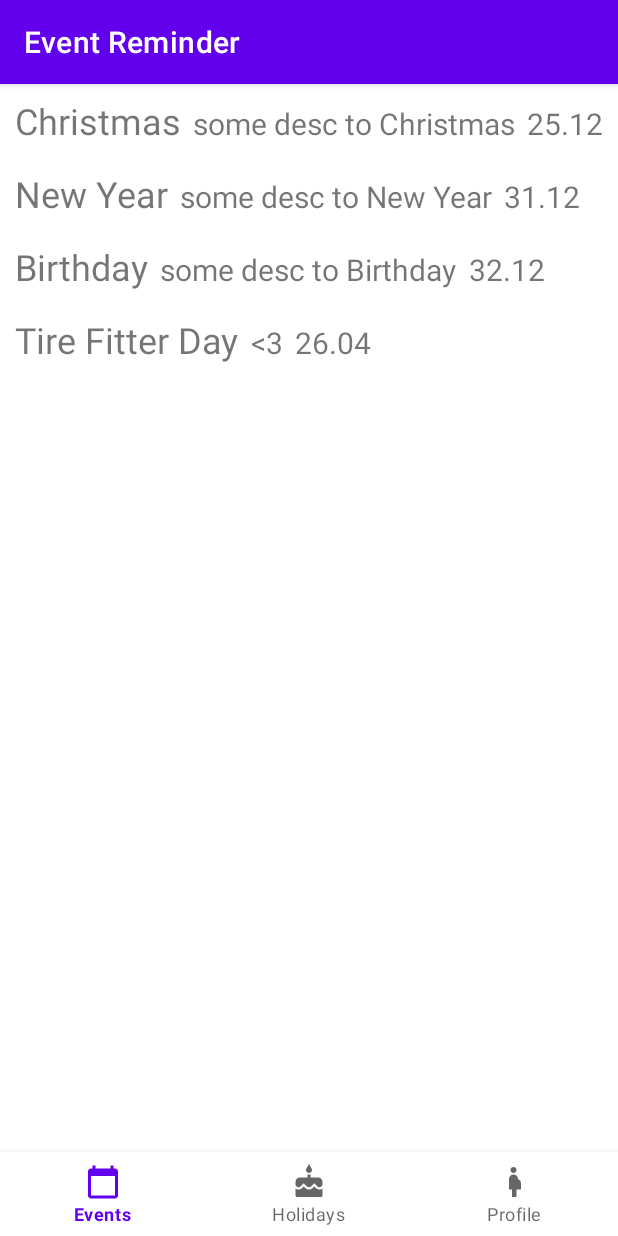
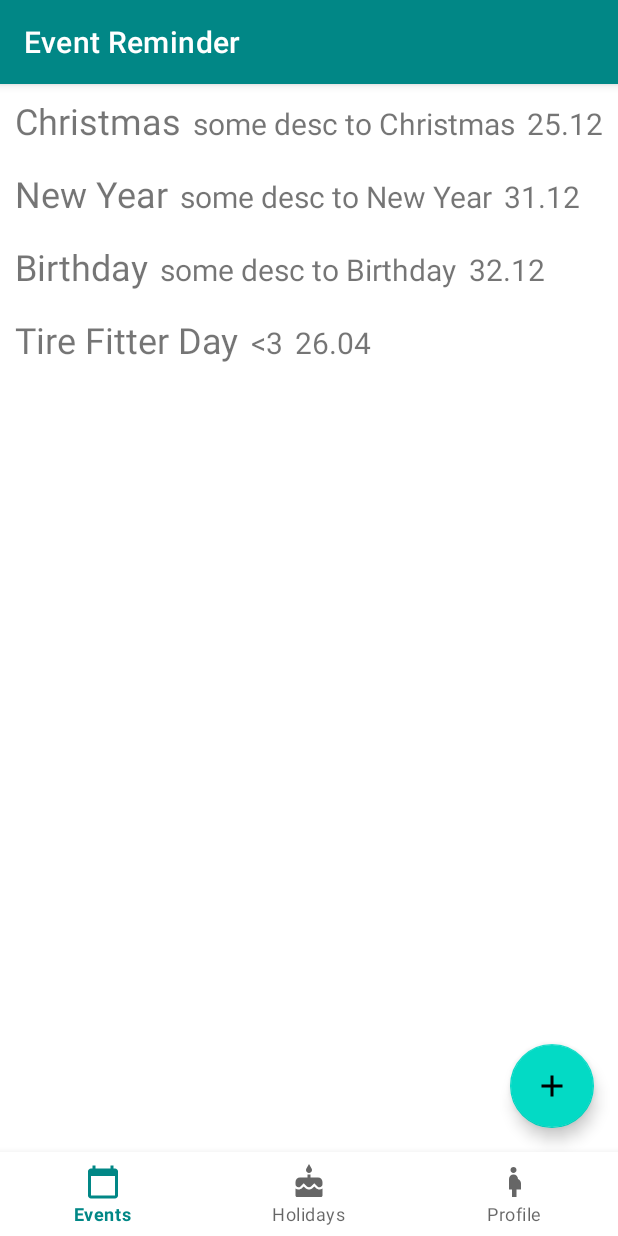
Before and after one commit to GoncharovYan/Android-Lab5, an Android app: the fragment EventsFragment placed in its activity, on a phone screen of 412 x 824 dp. Run offline under Robolectric (Android 15) with nearby library versions, the phone set to English and light mode, and no system bars.

Commit message:
New event UI and fab added

```diff
--- a/app/src/main/java/com/example/android_lab5/ui/fragments/EventsFragment.kt
+++ b/app/src/main/java/com/example/android_lab5/ui/fragments/event/EventsFragment.kt
@@ -1,19 +1,21 @@
-package com.example.android_lab4.fragments
+package com.example.android_lab5.ui.fragments.event
 
 import android.os.Bundle
 import android.view.LayoutInflater
 import android.view.View
 import android.view.ViewGroup
-import androidx.fragment.app.Fragment
-import androidx.fragment.app.viewModels
+import androidx.fragment.app.*
 import androidx.lifecycle.Observer
 import androidx.lifecycle.ViewModel
 import androidx.recyclerview.widget.LinearLayoutManager
 import androidx.recyclerview.widget.RecyclerView
 import com.example.android_lab4.R
+import com.example.android_lab4.fragments.HolidayFragment
 import com.example.android_lab5.etc.EventData
 import com.example.android_lab5.etc.EventViewModel
 import com.example.android_lab5.etc.EventsAdapter
+import com.example.android_lab5.ui.MainActivity
+import com.google.android.material.floatingactionbutton.FloatingActionButton
 
 class EventsFragment : Fragment() {
 
@@ -44,5 +46,11 @@ class EventsFragment : Fragment() {
             eventsAdapter.reload(it)
         }
 
+
+        val fab = view.findViewById<FloatingActionButton>(R.id.fab)
+        fab.setOnClickListener {
+            parentFragmentManager.beginTransaction().replace(R.id.container, NewEventFragment()).addToBackStack(null).commit()
+        }
+
     }
 }
--- /dev/null
+++ b/app/src/main/res/drawable/ic_baseline_add_24.xml
@@ -0,0 +1,5 @@
+<vector android:height="24dp" android:tint="#FFFFFF"
+    android:viewportHeight="24" android:viewportWidth="24"
+    android:width="24dp" xmlns:android="http://schemas.android.com/apk/res/android">
+    <path android:fillColor="@android:color/white" android:pathData="M19,13h-6v6h-2v-6H5v-2h6V5h2v6h6v2z"/>
+</vector>
--- a/app/src/main/res/layout/fragment_events.xml
+++ b/app/src/main/res/layout/fragment_events.xml
@@ -4,6 +4,16 @@
     android:layout_width="match_parent"
     android:layout_height="match_parent"
     xmlns:app="http://schemas.android.com/apk/res-auto">
+
+    <FrameLayout
+        android:id="@+id/containerFragment"
+
+        android:layout_width="match_parent"
+        android:layout_height="0dp"
+
+        app:layout_constraintStart_toStartOf="parent"
+        app:layout_constraintEnd_toEndOf="parent"
+        app:layout_constraintTop_toTopOf="parent" />
 
     <androidx.recyclerview.widget.RecyclerView
         android:id="@+id/recyclerView"
@@ -18,5 +28,18 @@
         tools:listitem="@layout/event_unit"
         app:layoutManager="androidx.recyclerview.widget.LinearLayoutManager"/>
 
+    <com.google.android.material.floatingactionbutton.FloatingActionButton
+        android:id="@+id/fab"
+
+        android:layout_width="wrap_content"
+        android:layout_height="wrap_content"
+
+        android:layout_margin="16dp"
+        android:src="@drawable/ic_baseline_add_24"
+
+        app:layout_constraintBottom_toBottomOf="parent"
+        app:layout_constraintEnd_toEndOf="parent"
+        tools:ignore="SpeakableTextPresentCheck" />
+
 
 </androidx.constraintlayout.widget.ConstraintLayout>
--- a/app/src/main/res/values/dimens.xml
+++ b/app/src/main/res/values/dimens.xml
@@ -1,6 +1,8 @@
 <?xml version="1.0" encoding="utf-8"?>
 <resources>
     <dimen name="borderPaddingMedium">16dp</dimen>
+
+    <dimen name="marginMedium">16dp</dimen>
 
     <dimen name="textPaddingSmall">8dp</dimen>
     <dimen name="textPaddingMedium">16dp</dimen>
@@ -8,4 +10,5 @@
     <dimen name="textSizeSmall">16sp</dimen>
     <dimen name="textSizeMedium">20sp</dimen>
     <dimen name="textSizeLarge">24sp</dimen>
+
 </resources>
--- a/app/src/main/res/values/themes.xml
+++ b/app/src/main/res/values/themes.xml
@@ -2,8 +2,8 @@
     <!-- Base application theme. -->
     <style name="Theme.AndroidLab4" parent="Theme.MaterialComponents.DayNight.DarkActionBar">
         <!-- Primary brand color. -->
-        <item name="colorPrimary">@color/purple_500</item>
-        <item name="colorPrimaryVariant">@color/purple_700</item>
+        <item name="colorPrimary">@color/teal_700</item>
+        <item name="colorPrimaryVariant">@color/teal_700</item>
         <item name="colorOnPrimary">@color/white</item>
         <!-- Secondary brand color. -->
         <item name="colorSecondary">@color/teal_200</item>
```
Also changed, not shown: app/src/main/java/com/example/android_lab5/ui/MainActivity.kt (+13 -2 lines), app/src/main/java/com/example/android_lab5/ui/fragments/event/NewEventFragment.kt (added, +23 -0 lines), app/src/main/res/layout/fragment_newevent.xml (added, +85 -0 lines), app/src/main/res/values/strings.xml (+7 -0 lines).
